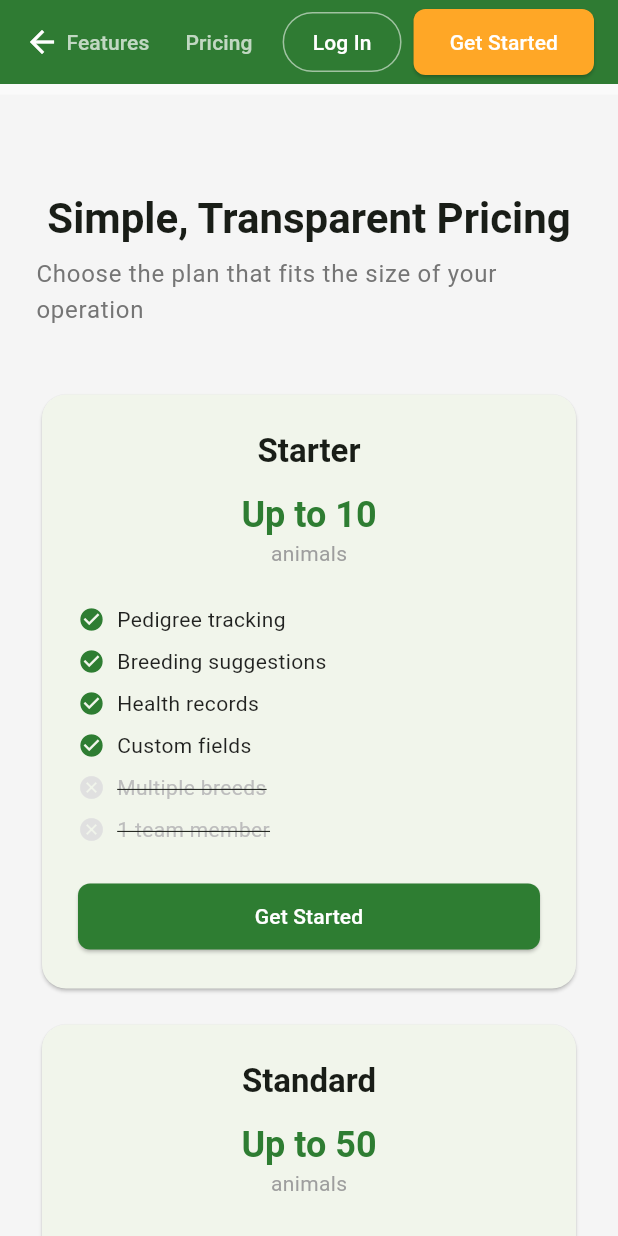
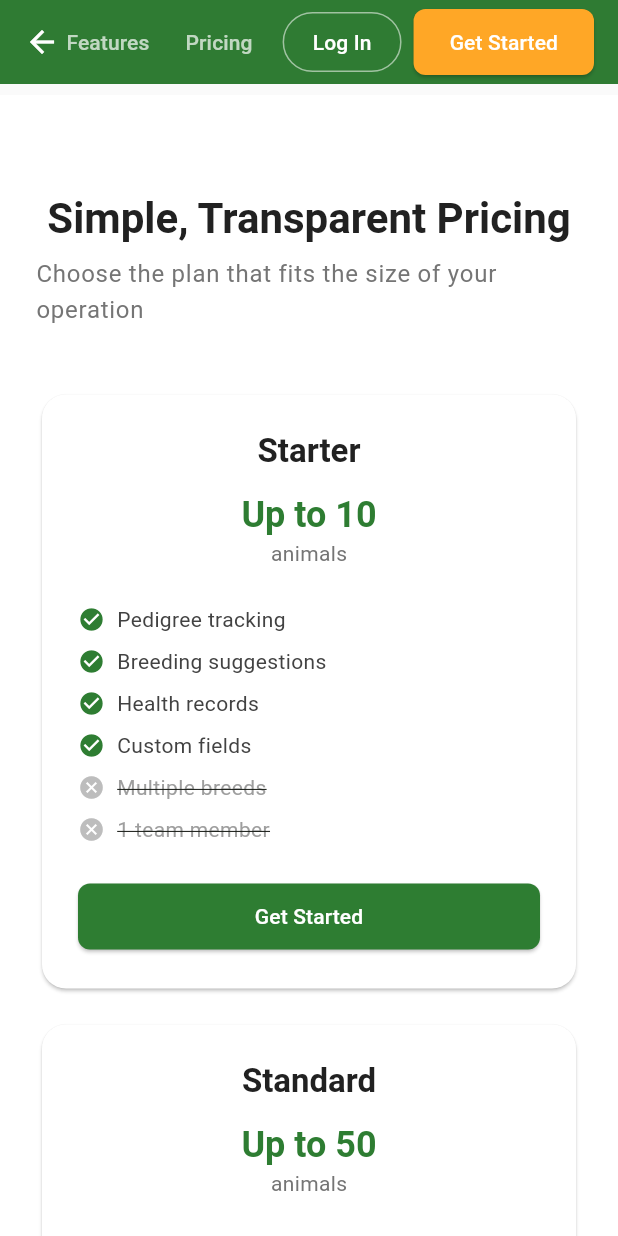
Before and after one commit to Comm4nd0/Animal-Management-System, a Flutter app: the LandingScreen screen opened directly, scrolled down 2304 dp, on a phone screen of 412 x 824 dp. Run offline on Flutter 3.47's test engine with Material 3 defaults, Android fonts, the phone set to English and light mode, and no system bars; our stand-ins replace csv, file_picker, fl_chart, flutter_local_notifications, image_picker, pdf and 3 more; missing offline and left inert: dart:html, excel; accounts and stored records are empty; network calls fail.

Commit message:
feat: Dynamically load service pricing tiers from API on the landing screen, update UI colors, and remove session authentication from the backend.

```diff
--- a/lib/screens/auth/landing_screen.dart
+++ b/lib/screens/auth/landing_screen.dart
@@ -1,11 +1,48 @@
 import 'package:flutter/material.dart';
+import '../../services/api_service.dart';
 import '../../utils/app_theme.dart';
 import '../../utils/constants.dart';
 
 /// Public-facing landing page for the web app.
 /// Showcases features, service tiers, and provides login/register CTAs.
-class LandingScreen extends StatelessWidget {
+///
+/// Pricing tiers are fetched from the backend API so that any changes
+/// made via Django Admin are reflected immediately. Falls back to the
+/// hardcoded [serviceTiers] constant if the API is unreachable.
+class LandingScreen extends StatefulWidget {
   const LandingScreen({super.key});
+
+  @override
+  State<LandingScreen> createState() => _LandingScreenState();
+}
+
+class _LandingScreenState extends State<LandingScreen> {
+  List<ServiceTierInfo> _tiers = serviceTiers; // fallback to hardcoded
+  bool _tiersLoading = true;
+
+  @override
+  void initState() {
+    super.initState();
+    _fetchTiers();
+  }
+
+  Future<void> _fetchTiers() async {
+    try {
+      final api = ApiService();
+      final data = await api.getTiers();
+      if (data.isNotEmpty && mounted) {
+        setState(() {
+          _tiers = data;
+          _tiersLoading = false;
+        });
+      } else if (mounted) {
+        setState(() => _tiersLoading = false);
+      }
+    } catch (_) {
+      // API unavailable – keep hardcoded defaults
+      if (mounted) setState(() => _tiersLoading = false);
+    }
+  }
 
   @override
   Widget build(BuildContext context) {
@@ -288,6 +325,7 @@ class LandingScreen extends StatelessWidget {
             'Everything You Need',
             style: Theme.of(context).textTheme.headlineMedium?.copyWith(
                   fontWeight: FontWeight.bold,
+                  color: Colors.grey.shade900,
                 ),
           ),
           const SizedBox(height: 8),
@@ -317,6 +355,7 @@ class LandingScreen extends StatelessWidget {
     final isWide = MediaQuery.of(context).size.width > 800;
 
     return Container(
+      color: Colors.white,
       padding: EdgeInsets.symmetric(
         horizontal: isWide ? 80 : 24,
         vertical: 64,
@@ -327,6 +366,7 @@ class LandingScreen extends StatelessWidget {
             'Simple, Transparent Pricing',
             style: Theme.of(context).textTheme.headlineMedium?.copyWith(
                   fontWeight: FontWeight.bold,
+                  color: Colors.grey.shade900,
                 ),
           ),
           const SizedBox(height: 8),
@@ -337,11 +377,17 @@ class LandingScreen extends StatelessWidget {
                 ),
           ),
           const SizedBox(height: 40),
+          if (_tiersLoading)
+            const Padding(
+              padding: EdgeInsets.all(32),
+              child: CircularProgressIndicator(),
+            )
+          else
             Wrap(
               spacing: 16,
               runSpacing: 16,
               alignment: WrapAlignment.center,
-            children: serviceTiers
+              children: _tiers
                   .map((tier) => SizedBox(
                         width: isWide ? 260 : double.infinity,
                         child: _PricingCard(tier: tier),
@@ -401,6 +447,7 @@ class LandingScreen extends StatelessWidget {
             'Built for Farm Animals & Horses',
             style: Theme.of(context).textTheme.headlineMedium?.copyWith(
                   fontWeight: FontWeight.bold,
+                  color: Colors.grey.shade900,
                 ),
           ),
           const SizedBox(height: 8),
@@ -544,6 +591,7 @@ class _FeatureCard extends StatelessWidget {
   Widget build(BuildContext context) {
     return Card(
       elevation: 1,
+      color: Colors.white,
       child: Padding(
         padding: const EdgeInsets.all(24),
         child: Column(
@@ -559,6 +607,7 @@ class _FeatureCard extends StatelessWidget {
               feature.title,
               style: Theme.of(context).textTheme.titleMedium?.copyWith(
                     fontWeight: FontWeight.bold,
+                    color: Colors.grey.shade900,
                   ),
             ),
             const SizedBox(height: 8),
@@ -587,6 +636,7 @@ class _PricingCard extends StatelessWidget {
 
     return Card(
       elevation: isEnterprise ? 4 : 1,
+      color: Colors.white,
       shape: RoundedRectangleBorder(
         borderRadius: BorderRadius.circular(16),
         side: isEnterprise
@@ -621,6 +671,7 @@ class _PricingCard extends StatelessWidget {
                   tier.label,
                   style: Theme.of(context).textTheme.titleLarge?.copyWith(
                         fontWeight: FontWeight.bold,
+                        color: Colors.grey.shade900,
                       ),
                 ),
                 const SizedBox(height: 12),
@@ -633,7 +684,7 @@ class _PricingCard extends StatelessWidget {
                 ),
                 Text(
                   'animals',
-                  style: TextStyle(color: Colors.grey.shade500),
+                  style: TextStyle(color: Colors.grey.shade600),
                 ),
                 const SizedBox(height: 20),
                 _pricingFeature(
@@ -692,14 +743,14 @@ class _PricingCard extends StatelessWidget {
           Icon(
             included ? Icons.check_circle : Icons.cancel,
             size: 18,
-            color: included ? AppTheme.primaryColor : Colors.grey.shade300,
+            color: included ? AppTheme.primaryColor : Colors.grey.shade400,
           ),
           const SizedBox(width: 8),
           Expanded(
             child: Text(
               text,
               style: TextStyle(
-                color: included ? Colors.black87 : Colors.grey.shade400,
+                color: included ? Colors.grey.shade800 : Colors.grey.shade500,
                 decoration: included ? null : TextDecoration.lineThrough,
               ),
             ),
@@ -724,6 +775,7 @@ class _SpeciesChip extends StatelessWidget {
   @override
   Widget build(BuildContext context) {
     return Card(
+      color: Colors.white,
       child: Padding(
         padding: const EdgeInsets.symmetric(horizontal: 20, vertical: 16),
         child: Column(
@@ -736,11 +788,14 @@ class _SpeciesChip extends StatelessWidget {
             const SizedBox(height: 8),
             Text(
               name,
-              style: const TextStyle(fontWeight: FontWeight.bold),
+              style: TextStyle(
+                fontWeight: FontWeight.bold,
+                color: Colors.grey.shade900,
+              ),
             ),
             Text(
               detail,
-              style: TextStyle(fontSize: 12, color: Colors.grey.shade500),
+              style: TextStyle(fontSize: 12, color: Colors.grey.shade600),
             ),
           ],
         ),
```
Also changed, not shown: lib/services/api_service.dart (+21 -0 lines), 1 other file. Lines whose indentation alone changed are shown as unchanged.
